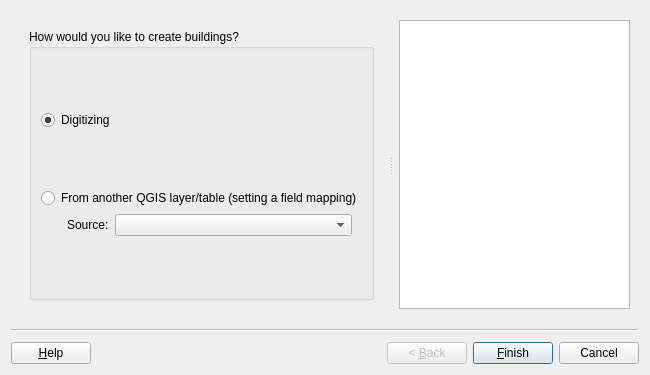
SwissTierrasColombia/Asistente-LADM-COL, file asistente_ladm_col/ui/wiz_create_building_unit_cadastre.ui: the form before one commit.
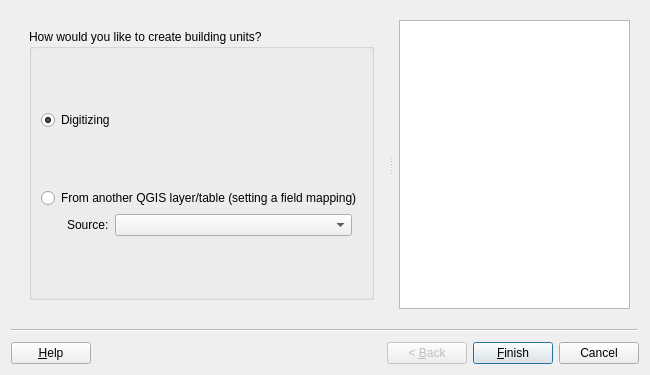
The form after the commit. Custom widgets are drawn as their Qt base class.

The edit to the form file:
```diff
--- a/asistente_ladm_col/ui/wiz_create_building_unit_cadastre.ui
+++ b/asistente_ladm_col/ui/wiz_create_building_unit_cadastre.ui
@@ -64,7 +64,7 @@
         <item row="0" column="0">
          <widget class="QGroupBox" name="gbx_page_1">
           <property name="title">
-           <string>How would you like to create buildings?</string>
+           <string>How would you like to create building units?</string>
           </property>
           <layout class="QGridLayout" name="gridLayout_3">
            <item row="4" column="0">
```
Left out of the diff: 4 changed lines with no effect on the pictures.
